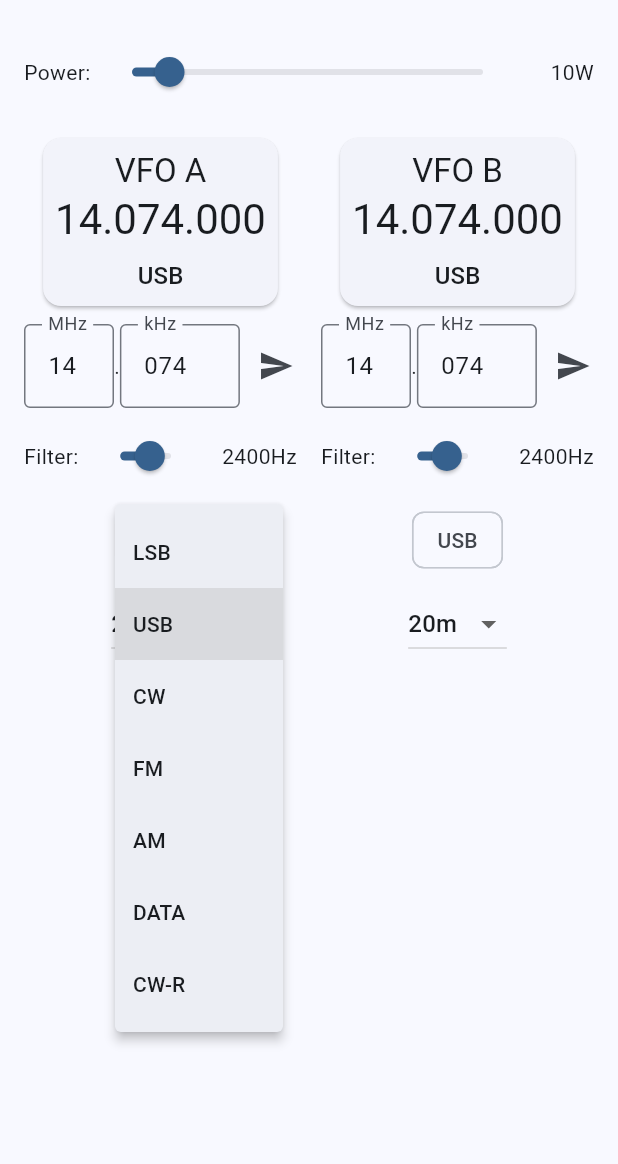
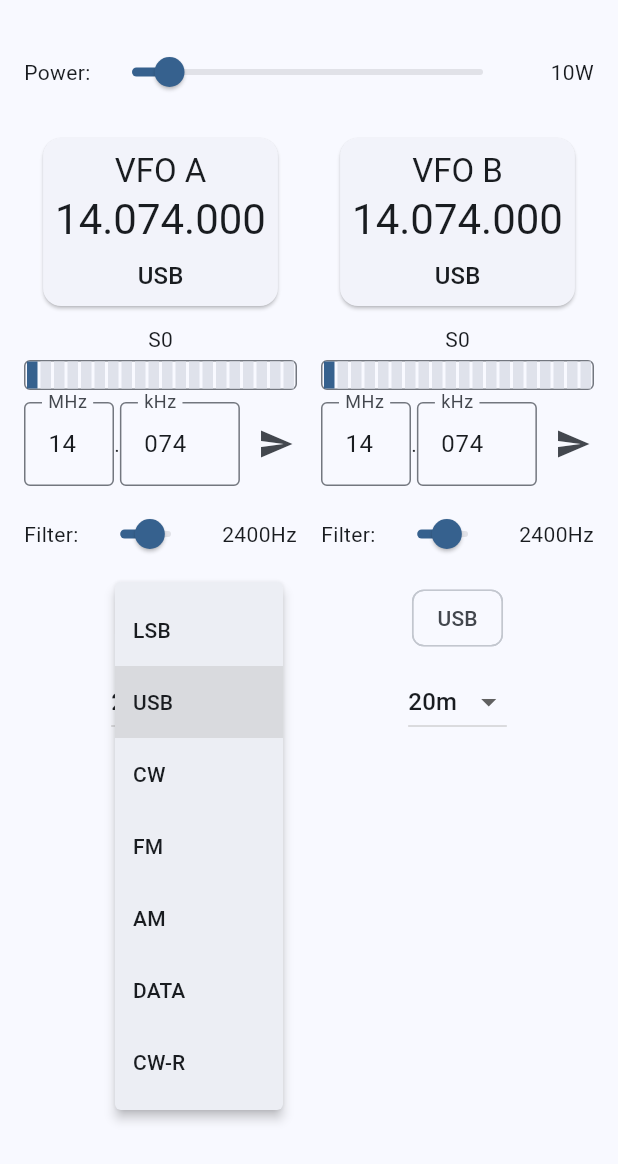
Before and after one commit to americanbwana/basic_k4_rigcontrol, a Flutter app: the screen it shows after launch, after a tap on "USB", on a phone screen of 412 x 824 dp, the part 72-1236 px from its top. Run offline on Flutter 3.47's test engine with Material 3 defaults, Android fonts, the phone set to English and light mode, and no system bars; our stand-ins replace flutter_riverpod, freezed_annotation.

Commit message:
Added basic S-meter bar graph

```diff
--- a/lib/features/radio/models/vfo_state.dart
+++ b/lib/features/radio/models/vfo_state.dart
@@ -4,11 +4,13 @@ import 'radio_mode.dart';
 part 'vfo_state.freezed.dart';
 
 @freezed
+@freezed
 class VfoState with _$VfoState {
   const factory VfoState({
     @Default(14074000) int frequency,
     @Default(RadioMode.usb) RadioMode mode,
     @Default(5) int band,
-    @Default(2400) int filterWidth,  // Add filter width in Hz
+    @Default(2400) int filterWidth,
+    @Default(0) int sMeter,  // Add S-meter value
   }) = _VfoState;
 }
--- a/lib/features/radio/providers/radio_provider.dart
+++ b/lib/features/radio/providers/radio_provider.dart
@@ -37,7 +37,7 @@ class RadioStateNotifier extends StateNotifier<RadioState> {
   Future<void> _getInitialState() async {
     final completer = Completer<void>();
     var responsesReceived = 0;
-    const expectedResponses = 9; // FA, FB, MD, MD$, BN, BN$, PC, SH, SH$
+    const expectedResponses = 11; // FA, FB, MD, MD$, BN, BN$, PC, BW, BW$, SM, SM$
 
     void handleInitialResponse(String response) {
       _handleResponse(response);
@@ -58,6 +58,8 @@ class RadioStateNotifier extends StateNotifier<RadioState> {
     _service.sendCommand(RadioCommands.getPower());
     _service.sendCommand(RadioCommands.getFilterWidthA());
     _service.sendCommand(RadioCommands.getFilterWidthB());
+    _service.sendCommand(RadioCommands.getSMeterA());
+    _service.sendCommand(RadioCommands.getSMeterB());
 
     await Future.any([
       completer.future,
@@ -78,7 +80,9 @@ class RadioStateNotifier extends StateNotifier<RadioState> {
       _service.sendCommand(RadioCommands.getPower());
       _service.sendCommand(RadioCommands.getFilterWidthA());
       _service.sendCommand(RadioCommands.getFilterWidthB());
-      await Future.delayed(const Duration(seconds: 1));
+      _service.sendCommand(RadioCommands.getSMeterA());
+      _service.sendCommand(RadioCommands.getSMeterB());
+      await Future.delayed(const Duration(milliseconds: 200));
       return state.isConnected;
     });
   }
@@ -242,12 +246,22 @@ class RadioStateNotifier extends StateNotifier<RadioState> {
         state = state.copyWith(
           vfoB: state.vfoB.copyWith(filterWidth: width),
         );
-        _logger.fine('Updated VFOB filter width to: ${state.vfoB.filterWidth}');
       } else {
         state = state.copyWith(
           vfoA: state.vfoA.copyWith(filterWidth: width),
         );
-        _logger.fine('Updated VFOA filter width to: ${state.vfoA.filterWidth}');
+      }
+    } else if (response.startsWith('SM')) {
+      final value = RadioCommands.parseSMeter(response);
+      _logger.fine('S-meter response: $response -> $value');
+      if (response.contains('\$')) {
+        state = state.copyWith(
+          vfoB: state.vfoB.copyWith(sMeter: value),
+        );
+      } else {
+        state = state.copyWith(
+          vfoA: state.vfoA.copyWith(sMeter: value),
+        );
       }
     }
   }
--- a/lib/features/radio/screens/radio_control_screen.dart
+++ b/lib/features/radio/screens/radio_control_screen.dart
@@ -8,6 +8,7 @@ import '../widgets/frequency_input.dart';
 import '../widgets/connection_status.dart';
 import '../widgets/power_control.dart';
 import '../widgets/filter_control.dart';
+import '../widgets/s_meter.dart';
 
 class RadioControlScreen extends ConsumerWidget {
   const RadioControlScreen({super.key});
@@ -47,6 +48,11 @@ class RadioControlScreen extends ConsumerWidget {
                           onFrequencyChanged: (freq) => ref.read(radioStateProvider.notifier).setFrequencyA(freq),
                         ),
                         const SizedBox(height: 8),
+                        SMeter(
+                          value: radioState.vfoA.sMeter,
+                          isVfoB: false,
+                        ),
+                        const SizedBox(height: 8),
                         FrequencyInput(
                           currentFrequency: radioState.vfoA.frequency,
                           onFrequencyChanged: (freq) => ref.read(radioStateProvider.notifier).setFrequencyA(freq),
@@ -84,6 +90,11 @@ class RadioControlScreen extends ConsumerWidget {
                           onFrequencyChanged: (freq) => ref.read(radioStateProvider.notifier).setFrequencyB(freq),
                         ),
                         const SizedBox(height: 8),
+                        SMeter(
+                          value: radioState.vfoB.sMeter,
+                          isVfoB: true,
+                        ),
+                        const SizedBox(height: 8),
                         FrequencyInput(
                           currentFrequency: radioState.vfoB.frequency,
                           onFrequencyChanged: (freq) => ref.read(radioStateProvider.notifier).setFrequencyB(freq),
--- a/lib/features/radio/services/radio_commands.dart
+++ b/lib/features/radio/services/radio_commands.dart
@@ -12,6 +12,10 @@ class RadioCommands {
     }
     return 10; // Default power
   }
+
+// add S-meter commands
+  static String getSMeterA() => 'SM;';
+  static String getSMeterB() => 'SM\$;';
 
   // add filter width commands
    // Change SH to BW
@@ -35,6 +39,18 @@ class RadioCommands {
   static String setModeB(int mode) => 'MD\$$mode;';
   static String setBandA(int band) => 'BN${band.toString().padLeft(2, '0')};';
   static String setBandB(int band) => 'BN\$${band.toString().padLeft(2, '0')};';
+
+  // add parse meter
+    static int parseSMeter(String response) {
+    if (!response.endsWith(';')) {
+      response += ';';
+    }
+    final match = RegExp(r'SM[\$]?(\d+);').firstMatch(response);
+    if (match != null) {
+      return int.parse(match.group(1)!);
+    }
+    return 0;
+  }
 
   // Response parsing
   static int parseFrequency(String response) {
--- /dev/null
+++ b/lib/features/radio/widgets/s_meter.dart
@@ -0,0 +1,53 @@
+import 'package:flutter/material.dart';
+
+class SMeter extends StatelessWidget {
+  final int value;
+  final bool isVfoB;
+
+  const SMeter({
+    super.key,
+    required this.value,
+    required this.isVfoB,
+  });
+
+  String _getSReading() {
+    if (value <= 9) {
+      return 'S${value}';
+    } else {
+      final db = (value - 9) * 10;
+      return 'S9+${db}dB';
+    }
+  }
+
+  @override
+  Widget build(BuildContext context) {
+    return Column(
+      children: [
+        Text(_getSReading()),
+        const SizedBox(height: 4),
+        Container(
+          height: 20,
+          decoration: BoxDecoration(
+            border: Border.all(color: Theme.of(context).colorScheme.outline),
+            borderRadius: BorderRadius.circular(4),
+          ),
+          child: Row(
+            children: [
+              for (int i = 0; i <= 19; i++)
+                Expanded(
+                  child: Container(
+                    margin: const EdgeInsets.symmetric(horizontal: 1),
+                    color: i <= value
+                      ? i <= 9
+                        ? Theme.of(context).colorScheme.primary
+                        : Theme.of(context).colorScheme.secondary
+                      : Theme.of(context).colorScheme.surfaceVariant,
+                  ),
+                ),
+            ],
+          ),
+        ),
+      ],
+    );
+  }
+}
```
Also changed, not shown: lib/features/radio/models/vfo_state.freezed.dart.
